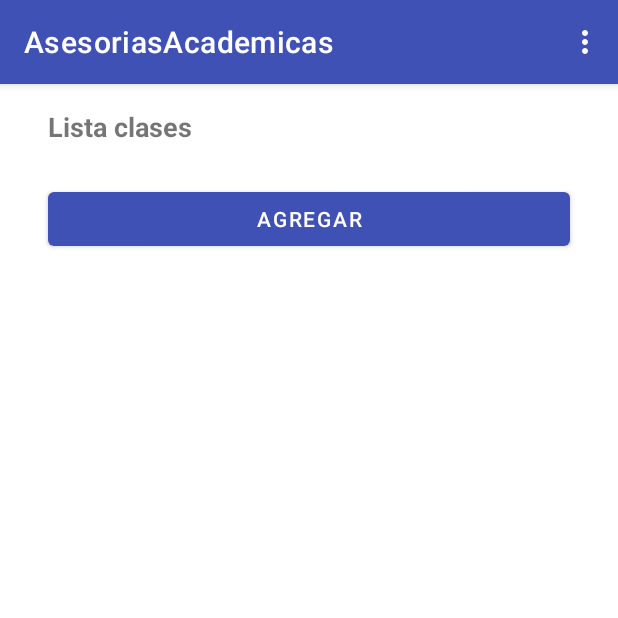
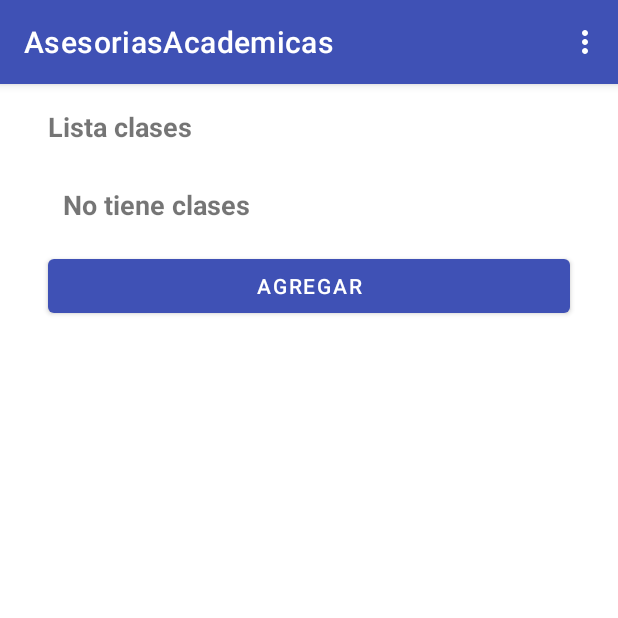
Before and after one commit to JohnAlexHernandez/Teach, an Android app: the GestionarClaseActivity screen opened directly, with no data from a screen before it, on a phone screen of 412 x 824 dp, the top half of it. Run offline under Robolectric (Android 15) with nearby library versions, the phone set to English and light mode, and no system bars; 1 statement that could not run was skipped.

Commit message:
Ajuste clases vacio

```diff
--- a/app/src/main/java/com/asesoriasacademicasweb/asesoriasacademicas/GestionarClaseActivity.kt
+++ b/app/src/main/java/com/asesoriasacademicasweb/asesoriasacademicas/GestionarClaseActivity.kt
@@ -27,6 +27,7 @@ class GestionarClaseActivity : AppCompatActivity(), IGestionarClaseVista {
         val clases: ArrayList<Clase> = obj.listarClases(this, estudiante.id.toString())
         val listView: ListView? = findViewById(R.id.listView_class)
         val adaptador: ArrayAdapter<Clase> = ArrayAdapter<Clase>(this, R.layout.activity_listview, R.id.label, clases)
+        if (adaptador.count != 0) {
             listView?.setAdapter(adaptador)
 
             listView?.setOnItemClickListener(OnItemClickListener { parent, view, position, id ->
@@ -36,6 +37,12 @@ class GestionarClaseActivity : AppCompatActivity(), IGestionarClaseVista {
                 intentPopupDetalleClass.putExtra("email", email);
                 startActivity(intentPopupDetalleClass)
             })
+        } else{
+            val mensajeClasesVacio: ArrayList<String> = ArrayList()
+            mensajeClasesVacio.add("No tiene clases")
+            val adaptadorEmpty: ArrayAdapter<String> = ArrayAdapter<String>(this, R.layout.activity_listview, R.id.label_empty, mensajeClasesVacio)
+            listView?.setAdapter(adaptadorEmpty)
+        }
 
         val btnAgregarClase = findViewById<Button>(R.id.btn_agregar_gestionar_clase)
         btnAgregarClase.setOnClickListener{
--- a/app/src/main/java/com/asesoriasacademicasweb/asesoriasacademicas/RegistrarseActivity.kt
+++ b/app/src/main/java/com/asesoriasacademicasweb/asesoriasacademicas/RegistrarseActivity.kt
@@ -35,12 +35,11 @@ class RegistrarseActivity : AppCompatActivity(), IRegistrarseVista {
             val intentRegistry = Intent(this, GestionarClaseActivity::class.java)
             iRegistraseControlador.onRegistry(this, stringNombre, stringEmail, stringPass, stringRepetPass)
             val persona = Persona(stringNombre, stringEmail, stringPass)
-            if(persona.registroValido(this, stringRepetPass) == -1) {
-                if (obj.insertarPersona(this, persona) == 1) {
-                    intentRegistry.putExtra("email", stringEmail)
-                    startActivity(intentRegistry)
-                }
+            if (obj.insertarPersona(this, persona) == 1) {
+                intentRegistry.putExtra("email", stringEmail)
+                startActivity(intentRegistry)
             }
+
         }
 
         val btnCancelarRegistro = findViewById<Button>(R.id.btn_cancelar_registro)
--- a/app/src/main/res/layout/activity_listview.xml
+++ b/app/src/main/res/layout/activity_listview.xml
@@ -8,6 +8,20 @@
     <RelativeLayout
         android:layout_width="match_parent"
         android:layout_height="match_parent">
+
+        <TextView
+            android:id="@+id/label_empty"
+            android:layout_width="wrap_content"
+            android:layout_height="wrap_content"
+            android:clickable="false"
+            android:focusable="false"
+            android:focusableInTouchMode="false"
+            android:padding="10dp"
+            android:textSize="18sp"
+            android:textStyle="bold"
+            tools:ignore="MissingConstraints">
+
+        </TextView>
 
         <TextView
             android:id="@+id/label"
```
Lines whose indentation alone changed are shown as unchanged.
